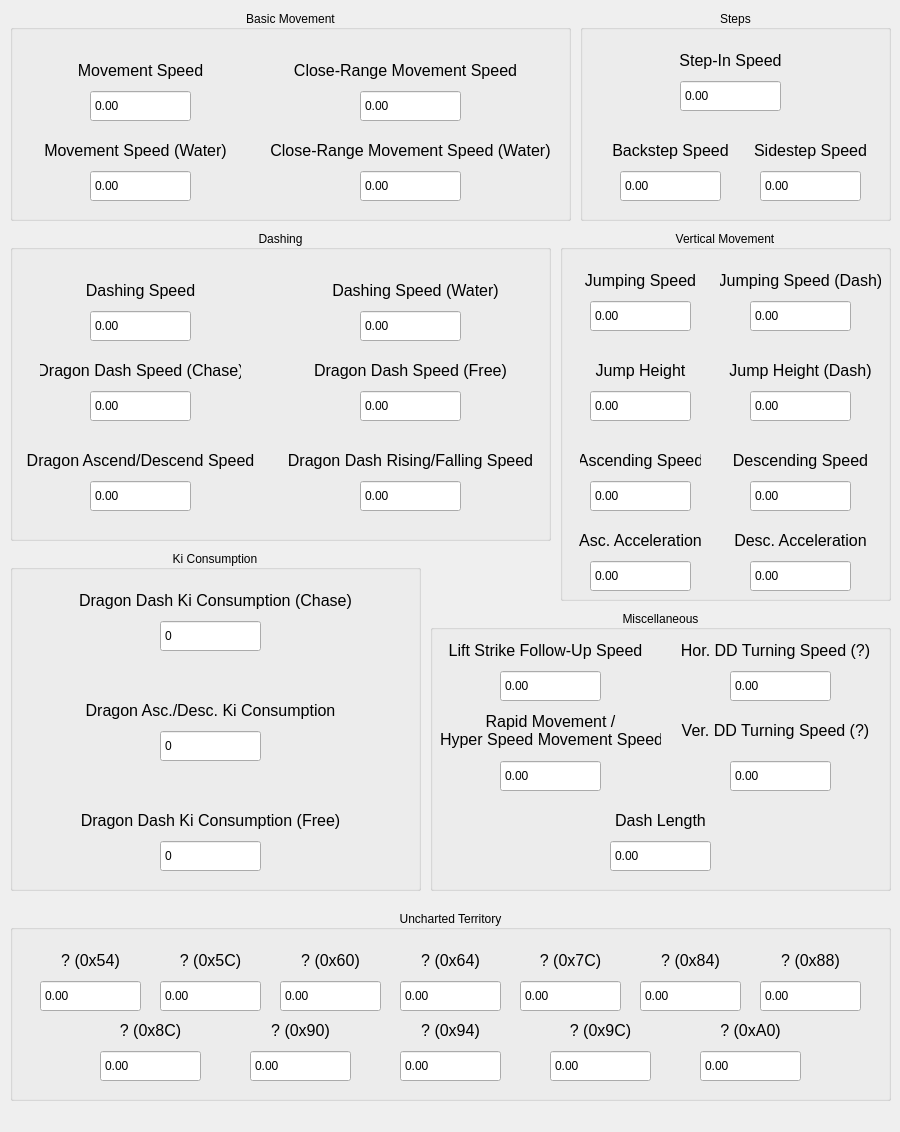
jagger1407/NeoStudio, file src/ui/paramSections/movementframe.ui: the form before one commit.
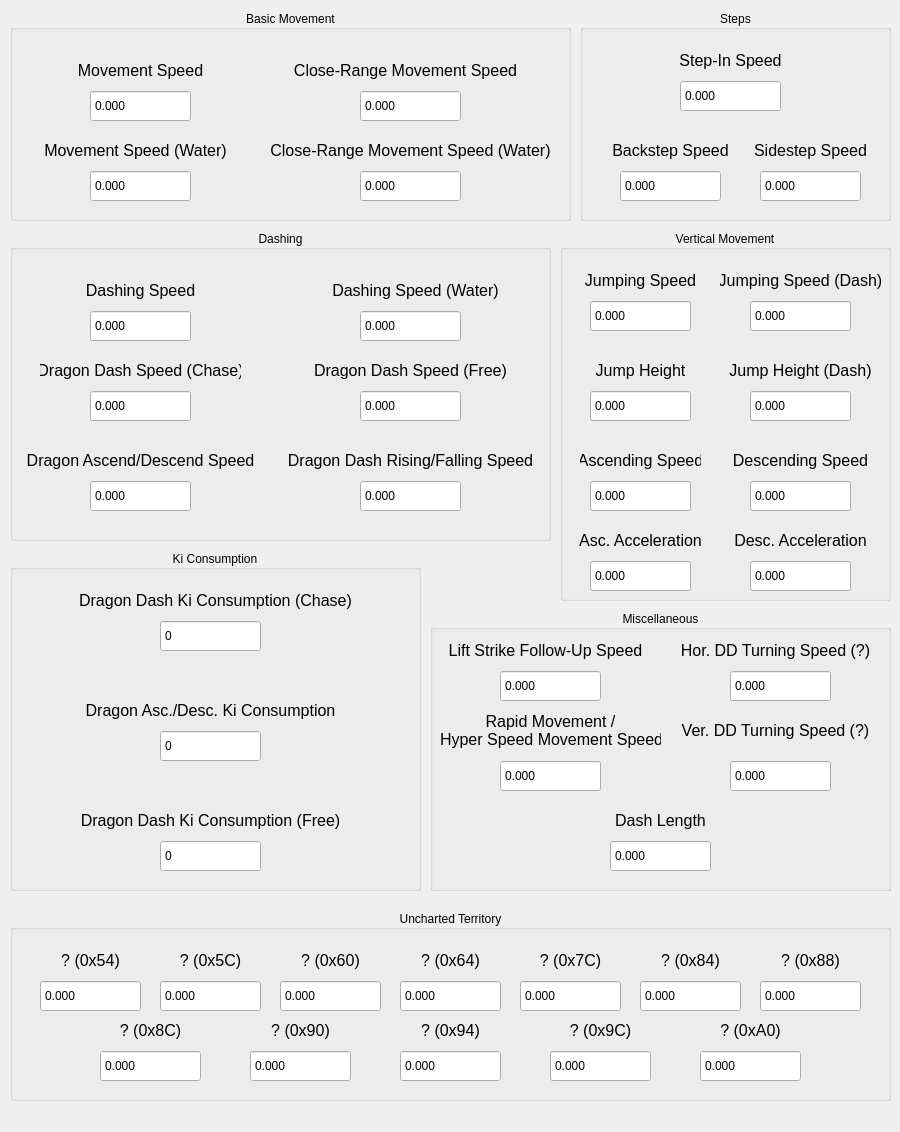
The form after the commit.

```diff
--- a/src/ui/paramSections/movementframe.ui
+++ b/src/ui/paramSections/movementframe.ui
@@ -97,6 +97,9 @@
     <property name="buttonSymbols">
      <enum>QAbstractSpinBox::NoButtons</enum>
     </property>
+    <property name="decimals">
+     <number>3</number>
+    </property>
     <property name="minimum">
      <double>-340282346638528859811704183484516925440.000000000000000</double>
     </property>
@@ -122,6 +125,9 @@
     <property name="buttonSymbols">
      <enum>QAbstractSpinBox::NoButtons</enum>
     </property>
+    <property name="decimals">
+     <number>3</number>
+    </property>
     <property name="minimum">
      <double>-340282346638528859811704183484516925440.000000000000000</double>
     </property>
@@ -195,6 +201,9 @@
     <property name="buttonSymbols">
      <enum>QAbstractSpinBox::NoButtons</enum>
     </property>
+    <property name="decimals">
+     <number>3</number>
+    </property>
     <property name="minimum">
      <double>-340282346638528859811704183484516925440.000000000000000</double>
     </property>
@@ -220,6 +229,9 @@
     <property name="buttonSymbols">
      <enum>QAbstractSpinBox::NoButtons</enum>
     </property>
+    <property name="decimals">
+     <number>3</number>
+    </property>
     <property name="minimum">
      <double>-340282346638528859811704183484516925440.000000000000000</double>
     </property>
@@ -245,6 +257,9 @@
     <property name="buttonSymbols">
      <enum>QAbstractSpinBox::NoButtons</enum>
     </property>
+    <property name="decimals">
+     <number>3</number>
+    </property>
     <property name="minimum">
      <double>-340282346638528859811704183484516925440.000000000000000</double>
     </property>
@@ -294,6 +309,9 @@
     <property name="buttonSymbols">
      <enum>QAbstractSpinBox::NoButtons</enum>
     </property>
+    <property name="decimals">
+     <number>3</number>
+    </property>
     <property name="minimum">
      <double>-340282346638528859811704183484516925440.000000000000000</double>
     </property>
@@ -386,6 +404,9 @@
     <property name="buttonSymbols">
      <enum>QAbstractSpinBox::NoButtons</enum>
     </property>
+    <property name="decimals">
+     <number>3</number>
+    </property>
     <property name="minimum">
      <double>-340282346638528859811704183484516925440.000000000000000</double>
     </property>
@@ -435,6 +456,9 @@
     <property name="buttonSymbols">
      <enum>QAbstractSpinBox::NoButtons</enum>
     </property>
+    <property name="decimals">
+     <number>3</number>
+    </property>
     <property name="minimum">
      <double>-340282346638528859811704183484516925440.000000000000000</double>
     </property>
@@ -484,6 +508,9 @@
     <property name="buttonSymbols">
      <enum>QAbstractSpinBox::NoButtons</enum>
     </property>
+    <property name="decimals">
+     <number>3</number>
+    </property>
     <property name="minimum">
      <double>-340282346638528859811704183484516925440.000000000000000</double>
     </property>
@@ -552,6 +579,9 @@
     <property name="buttonSymbols">
      <enum>QAbstractSpinBox::NoButtons</enum>
     </property>
+    <property name="decimals">
+     <number>3</number>
+    </property>
     <property name="minimum">
      <double>-340282346638528859811704183484516925440.000000000000000</double>
     </property>
@@ -598,6 +628,9 @@
     <property name="buttonSymbols">
      <enum>QAbstractSpinBox::NoButtons</enum>
     </property>
+    <property name="decimals">
+     <number>3</number>
+    </property>
     <property name="minimum">
      <double>-340282346638528859811704183484516925440.000000000000000</double>
     </property>
@@ -644,6 +677,9 @@
     <property name="buttonSymbols">
      <enum>QAbstractSpinBox::NoButtons</enum>
     </property>
+    <property name="decimals">
+     <number>3</number>
+    </property>
     <property name="minimum">
      <double>-340282346638528859811704183484516925440.000000000000000</double>
     </property>
@@ -690,6 +726,9 @@
     <property name="buttonSymbols">
      <enum>QAbstractSpinBox::NoButtons</enum>
     </property>
+    <property name="decimals">
+     <number>3</number>
+    </property>
     <property name="minimum">
      <double>-340282346638528859811704183484516925440.000000000000000</double>
     </property>
@@ -736,6 +775,9 @@
     <property name="buttonSymbols">
      <enum>QAbstractSpinBox::NoButtons</enum>
     </property>
+    <property name="decimals">
+     <number>3</number>
+    </property>
     <property name="minimum">
      <double>-340282346638528859811704183484516925440.000000000000000</double>
     </property>
@@ -782,6 +824,9 @@
     <property name="buttonSymbols">
      <enum>QAbstractSpinBox::NoButtons</enum>
     </property>
+    <property name="decimals">
+     <number>3</number>
+    </property>
     <property name="minimum">
      <double>-340282346638528859811704183484516925440.000000000000000</double>
     </property>
@@ -828,6 +873,9 @@
     <property name="buttonSymbols">
      <enum>QAbstractSpinBox::NoButtons</enum>
     </property>
+    <property name="decimals">
+     <number>3</number>
+    </property>
     <property name="minimum">
      <double>-340282346638528859811704183484516925440.000000000000000</double>
     </property>
@@ -874,6 +922,9 @@
     <property name="buttonSymbols">
      <enum>QAbstractSpinBox::NoButtons</enum>
     </property>
+    <property name="decimals">
+     <number>3</number>
+    </property>
     <property name="minimum">
      <double>-340282346638528859811704183484516925440.000000000000000</double>
     </property>
@@ -920,6 +971,9 @@
     <property name="buttonSymbols">
      <enum>QAbstractSpinBox::NoButtons</enum>
     </property>
+    <property name="decimals">
+     <number>3</number>
+    </property>
     <property name="minimum">
      <double>-340282346638528859811704183484516925440.000000000000000</double>
     </property>
@@ -966,6 +1020,9 @@
     <property name="buttonSymbols">
      <enum>QAbstractSpinBox::NoButtons</enum>
     </property>
+    <property name="decimals">
+     <number>3</number>
+    </property>
     <property name="minimum">
      <double>-340282346638528859811704183484516925440.000000000000000</double>
     </property>
@@ -1012,6 +1069,9 @@
     <property name="buttonSymbols">
      <enum>QAbstractSpinBox::NoButtons</enum>
     </property>
+    <property name="decimals">
+     <number>3</number>
+    </property>
     <property name="minimum">
      <double>-340282346638528859811704183484516925440.000000000000000</double>
     </property>
@@ -1058,6 +1118,9 @@
     <property name="buttonSymbols">
      <enum>QAbstractSpinBox::NoButtons</enum>
     </property>
+    <property name="decimals">
+     <number>3</number>
+    </property>
     <property name="minimum">
      <double>-340282346638528859811704183484516925440.000000000000000</double>
     </property>
@@ -1099,6 +1162,9 @@
     <property name="buttonSymbols">
      <enum>QAbstractSpinBox::NoButtons</enum>
     </property>
+    <property name="decimals">
+     <number>3</number>
+    </property>
     <property name="minimum">
      <double>-340282346638528859811704183484516925440.000000000000000</double>
     </property>
@@ -1148,6 +1214,9 @@
     <property name="buttonSymbols">
      <enum>QAbstractSpinBox::NoButtons</enum>
     </property>
+    <property name="decimals">
+     <number>3</number>
+    </property>
     <property name="minimum">
      <double>-340282346638528859811704183484516925440.000000000000000</double>
     </property>
@@ -1221,6 +1290,9 @@
     <property name="buttonSymbols">
      <enum>QAbstractSpinBox::NoButtons</enum>
     </property>
+    <property name="decimals">
+     <number>3</number>
+    </property>
     <property name="minimum">
      <double>-340282346638528859811704183484516925440.000000000000000</double>
     </property>
@@ -1270,6 +1342,9 @@
     <property name="buttonSymbols">
      <enum>QAbstractSpinBox::NoButtons</enum>
     </property>
+    <property name="decimals">
+     <number>3</number>
+    </property>
     <property name="minimum">
      <double>-340282346638528859811704183484516925440.000000000000000</double>
     </property>
@@ -1480,6 +1555,9 @@
     <property name="buttonSymbols">
      <enum>QAbstractSpinBox::NoButtons</enum>
     </property>
+    <property name="decimals">
+     <number>3</number>
+    </property>
     <property name="minimum">
      <double>-340282346638528859811704183484516925440.000000000000000</double>
     </property>
@@ -1553,6 +1631,9 @@
     <property name="buttonSymbols">
      <enum>QAbstractSpinBox::NoButtons</enum>
     </property>
+    <property name="decimals">
+     <number>3</number>
+    </property>
     <property name="minimum">
      <double>-340282346638528859811704183484516925440.000000000000000</double>
     </property>
@@ -1602,6 +1683,9 @@
     <property name="buttonSymbols">
      <enum>QAbstractSpinBox::NoButtons</enum>
     </property>
+    <property name="decimals">
+     <number>3</number>
+    </property>
     <property name="minimum">
      <double>-340282346638528859811704183484516925440.000000000000000</double>
     </property>
@@ -1627,6 +1711,9 @@
     <property name="buttonSymbols">
      <enum>QAbstractSpinBox::NoButtons</enum>
     </property>
+    <property name="decimals">
+     <number>3</number>
+    </property>
     <property name="minimum">
      <double>-340282346638528859811704183484516925440.000000000000000</double>
     </property>
@@ -1676,6 +1763,9 @@
     <property name="buttonSymbols">
      <enum>QAbstractSpinBox::NoButtons</enum>
     </property>
+    <property name="decimals">
+     <number>3</number>
+    </property>
     <property name="minimum">
      <double>-340282346638528859811704183484516925440.000000000000000</double>
     </property>
@@ -1725,6 +1815,9 @@
     <property name="buttonSymbols">
      <enum>QAbstractSpinBox::NoButtons</enum>
     </property>
+    <property name="decimals">
+     <number>3</number>
+    </property>
     <property name="minimum">
      <double>-340282346638528859811704183484516925440.000000000000000</double>
     </property>
@@ -1774,6 +1867,9 @@
     <property name="buttonSymbols">
      <enum>QAbstractSpinBox::NoButtons</enum>
     </property>
+    <property name="decimals">
+     <number>3</number>
+    </property>
     <property name="minimum">
      <double>-340282346638528859811704183484516925440.000000000000000</double>
     </property>
@@ -1847,6 +1943,9 @@
     <property name="buttonSymbols">
      <enum>QAbstractSpinBox::NoButtons</enum>
     </property>
+    <property name="decimals">
+     <number>3</number>
+    </property>
     <property name="minimum">
      <double>-340282346638528859811704183484516925440.000000000000000</double>
     </property>
@@ -1915,6 +2014,9 @@
     <property name="buttonSymbols">
      <enum>QAbstractSpinBox::NoButtons</enum>
     </property>
+    <property name="decimals">
+     <number>3</number>
+    </property>
     <property name="minimum">
      <double>-340282346638528859811704183484516925440.000000000000000</double>
     </property>
@@ -1964,6 +2066,9 @@
     <property name="buttonSymbols">
      <enum>QAbstractSpinBox::NoButtons</enum>
     </property>
+    <property name="decimals">
+     <number>3</number>
+    </property>
     <property name="minimum">
      <double>-340282346638528859811704183484516925440.000000000000000</double>
     </property>
@@ -2013,6 +2118,9 @@
     <property name="buttonSymbols">
      <enum>QAbstractSpinBox::NoButtons</enum>
     </property>
+    <property name="decimals">
+     <number>3</number>
+    </property>
     <property name="minimum">
      <double>-340282346638528859811704183484516925440.000000000000000</double>
     </property>
@@ -2062,6 +2170,9 @@
     <property name="buttonSymbols">
      <enum>QAbstractSpinBox::NoButtons</enum>
     </property>
+    <property name="decimals">
+     <number>3</number>
+    </property>
     <property name="minimum">
      <double>-340282346638528859811704183484516925440.000000000000000</double>
     </property>
@@ -2111,6 +2222,9 @@
     <property name="buttonSymbols">
      <enum>QAbstractSpinBox::NoButtons</enum>
     </property>
+    <property name="decimals">
+     <number>3</number>
+    </property>
     <property name="minimum">
      <double>-340282346638528859811704183484516925440.000000000000000</double>
     </property>
```
